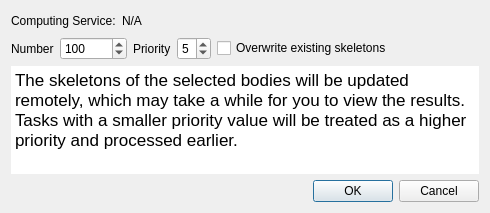
First picture: the form in neurolabi/gui/dialogs/zflyemskeletonupdatedialog.ui, repository janelia-flyem/NeuTu, before the edit.
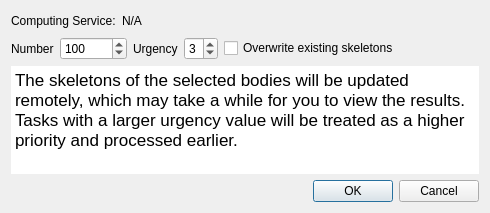
Second picture: the form after the edit.

Commit message: fix skeletonization task priority description

```diff
--- a/neurolabi/gui/dialogs/zflyemskeletonupdatedialog.ui
+++ b/neurolabi/gui/dialogs/zflyemskeletonupdatedialog.ui
@@ -70,17 +70,20 @@
      <item>
       <widget class="QLabel" name="label_2">
        <property name="text">
-        <string>Priority</string>
+        <string>Urgency</string>
        </property>
       </widget>
      </item>
      <item>
       <widget class="QSpinBox" name="prioritySpinBox">
+       <property name="minimum">
+        <number>0</number>
+       </property>
        <property name="maximum">
         <number>9</number>
        </property>
        <property name="value">
-        <number>5</number>
+        <number>3</number>
        </property>
       </widget>
      </item>
@@ -131,7 +134,7 @@
 &lt;html&gt;&lt;head&gt;&lt;meta name=&quot;qrichtext&quot; content=&quot;1&quot; /&gt;&lt;style type=&quot;text/css&quot;&gt;
 p, li { white-space: pre-wrap; }
 &lt;/style&gt;&lt;/head&gt;&lt;body style=&quot; font-family:'.SF NS Text'; font-size:13pt; font-weight:400; font-style:normal;&quot;&gt;
-&lt;p style=&quot; margin-top:0px; margin-bottom:0px; margin-left:0px; margin-right:0px; -qt-block-indent:0; text-indent:0px;&quot;&gt;&lt;span style=&quot; font-family:'Lucida Grande';&quot;&gt;The skeletons of the selected bodies will be updated remotely, which may take a while for you to view the results. Tasks with a smaller priority value will be treated as a higher priority and processed earlier.&lt;/span&gt;&lt;/p&gt;&lt;/body&gt;&lt;/html&gt;</string>
+&lt;p style=&quot; margin-top:0px; margin-bottom:0px; margin-left:0px; margin-right:0px; -qt-block-indent:0; text-indent:0px;&quot;&gt;&lt;span style=&quot; font-family:'Lucida Grande';&quot;&gt;The skeletons of the selected bodies will be updated remotely, which may take a while for you to view the results. Tasks with a larger urgency value will be treated as a higher priority and processed earlier.&lt;/span&gt;&lt;/p&gt;&lt;/body&gt;&lt;/html&gt;</string>
      </property>
     </widget>
    </item>
```
The commit also changes 3 other files.
